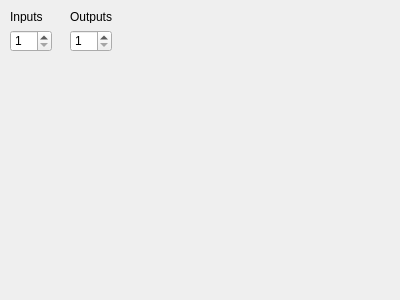
The window that Application/Logic_Gate_Simulator/Dialogs/dlg_configurefpga.ui (ElliotHarding/Logic-Gate-Simulator) describes before a commit, drawn with Qt 5.
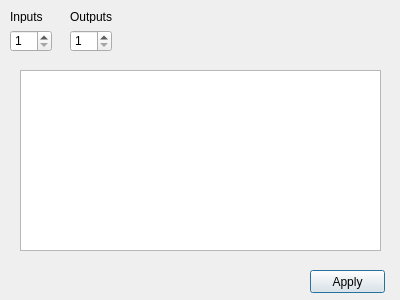
The same window after the commit.

Diff of the .ui file:
```diff
--- a/Application/Logic_Gate_Simulator/Dialogs/dlg_configurefpga.ui
+++ b/Application/Logic_Gate_Simulator/Dialogs/dlg_configurefpga.ui
@@ -71,6 +71,29 @@
     <string>Outputs</string>
    </property>
   </widget>
+  <widget class="QTextEdit" name="textEdit_script">
+   <property name="geometry">
+    <rect>
+     <x>20</x>
+     <y>70</y>
+     <width>361</width>
+     <height>181</height>
+    </rect>
+   </property>
+  </widget>
+  <widget class="QPushButton" name="btn_setScript">
+   <property name="geometry">
+    <rect>
+     <x>310</x>
+     <y>270</y>
+     <width>75</width>
+     <height>23</height>
+    </rect>
+   </property>
+   <property name="text">
+    <string>Apply</string>
+   </property>
+  </widget>
  </widget>
  <resources/>
  <connections/>
```
